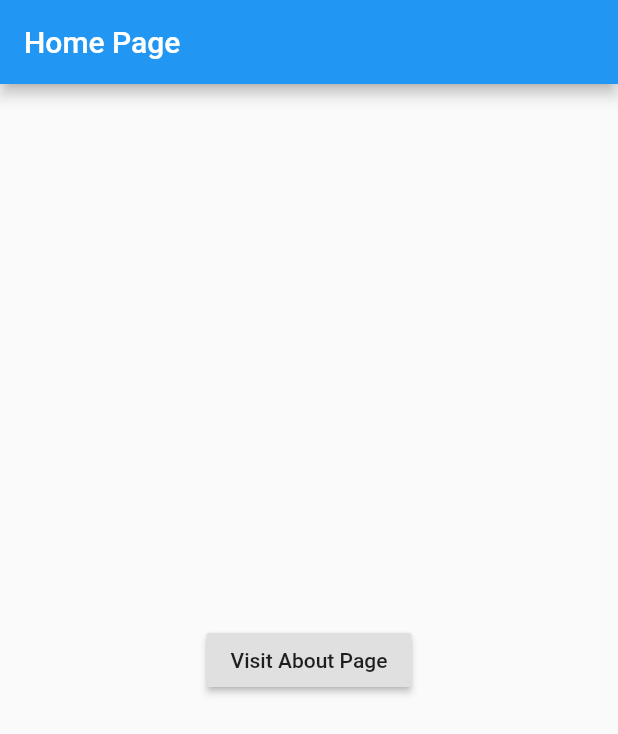
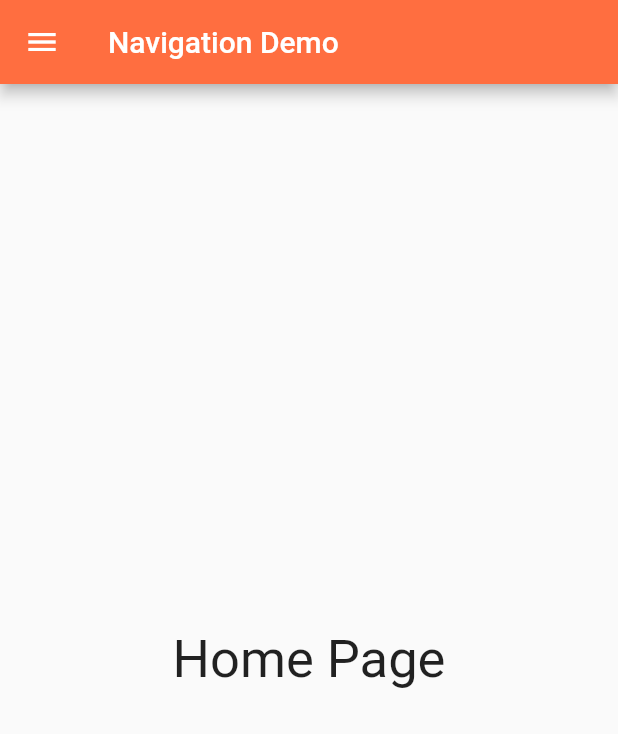
Before and after one commit to jebright/flutter_nav_app, a Flutter app: the screen it shows after launch, on a phone screen of 412 x 824 dp. Shown: the top 734 px of the screen. Run offline on Flutter 3.47's test engine with Material 2 defaults, Android fonts, the phone set to English and light mode, and no system bars.

Commit message:
Completed code for demo

```diff
--- a/lib/about.dart
+++ b/lib/about.dart
@@ -16,6 +16,7 @@ class _AboutPageState extends State<AboutPage> {
     return new Scaffold(
       appBar: new AppBar(
         title: new Text('About'),
+        backgroundColor: Colors.deepOrangeAccent,
       ),
       body: new Center(
         child: new RaisedButton(
--- a/lib/home.dart
+++ b/lib/home.dart
@@ -2,6 +2,7 @@ import 'dart:async';
 
 import 'package:flutter/material.dart';
 import 'about.dart';
+import 'myform.dart';
 
 class MyHomePage extends StatefulWidget {
   @override
@@ -13,7 +14,12 @@ void _navAbout(BuildContext context) {
       context, new MaterialPageRoute(builder: (context) => new AboutPage()));
 }
 
-Future<bool> _exitApp( BuildContext context) {
+void _navForm(BuildContext context) {
+  Navigator.push(
+      context, new MaterialPageRoute(builder: (context) => new MyFormPage()));
+}
+
+Future<bool> _exitApp(BuildContext context) {
   return showDialog(
         context: context,
         child: new AlertDialog(
@@ -30,7 +36,8 @@ Future<bool> _exitApp( BuildContext context) {
             ),
           ],
         ),
-    ) ?? false;
+      ) ??
+      false;
 }
 
 class _MyHomePageState extends State<MyHomePage> {
@@ -40,14 +47,36 @@ class _MyHomePageState extends State<MyHomePage> {
         onWillPop: () => _exitApp(context),
         child: new Scaffold(
             appBar: new AppBar(
-        title: new Text('Home Page'),
+              title: new Text("Navigation Demo"),
+              backgroundColor: Colors.deepOrangeAccent,
+            ),
+            drawer: new Drawer(
+              child: new ListView(
+                children: <Widget>[
+                  new ListTile(
+                    title: new Text("WELCOME"),
+                  ),
+                  new Divider(),
+                  new ListTile(
+                      title: new Text("Sample Form"),
+                      trailing: new Icon(Icons.edit),
+                      onTap: () {
+                        Navigator.of(context).pop();
+                        _navForm(context);
+                      }),
+                  new ListTile(
+                      title: new Text("About"),
+                      trailing: new Icon(Icons.info),
+                      onTap: () {
+                        Navigator.of(context).pop();
+                        _navAbout(context);
+                      }),
+                ],
+              ),
             ),
             body: new Center(
-        child: new RaisedButton(
-          child: new Text('Visit About Page'),
-          onPressed: () => _navAbout(context),
-        ),
-      ),
-    ));
+              child:
+                  new Text("Home Page", style: new TextStyle(fontSize: 35.0)),
+            )));
   }
 }
--- a/lib/main.dart
+++ b/lib/main.dart
@@ -8,7 +8,7 @@ class MyApp extends StatelessWidget {
   @override
   Widget build(BuildContext context) {
     return new MaterialApp(
-      title: 'Flutter Nav Demo 1',
+      title: 'Flutter Nav Demo 2',
       theme: new ThemeData(
         primarySwatch: Colors.blue,
       ),
```
Also changed, not shown: lib/myform.dart (added, +103 -0 lines). Lines whose indentation alone changed are shown as unchanged.
